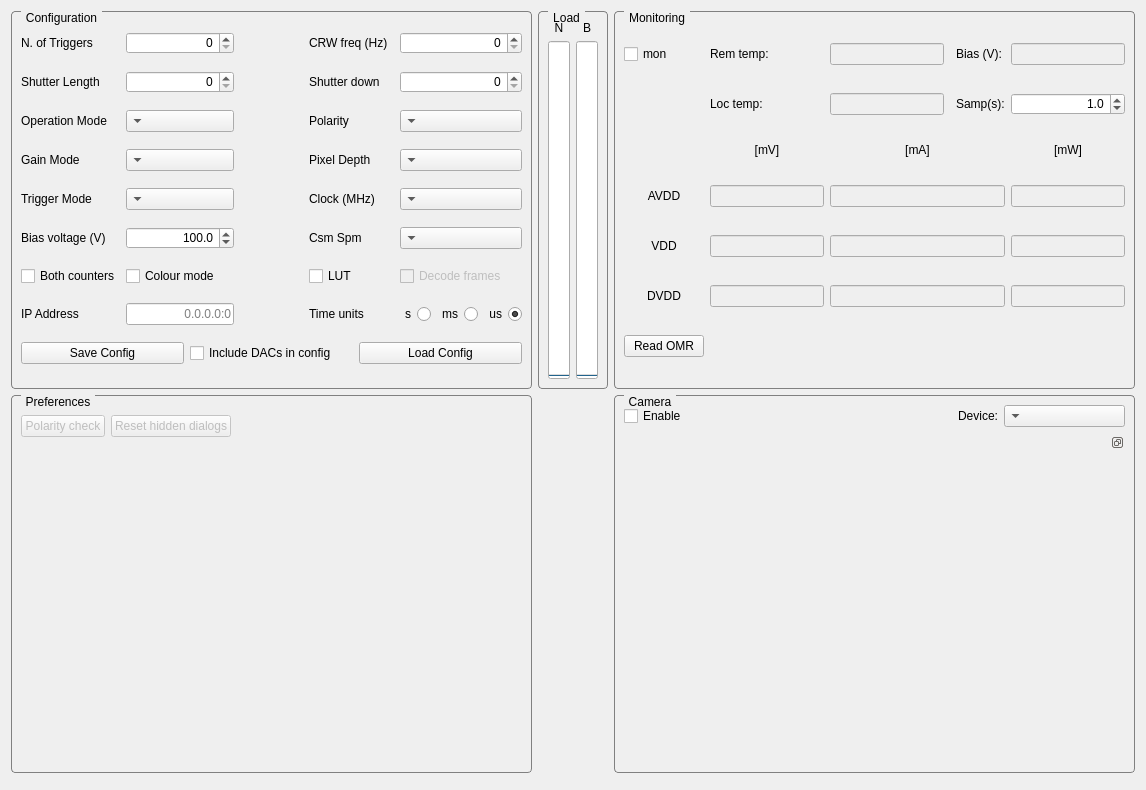
The window that SpidrMpx3Eq/qcstmconfigmonitoring.ui (navrit/dexter) describes before a commit, drawn with Qt 5.
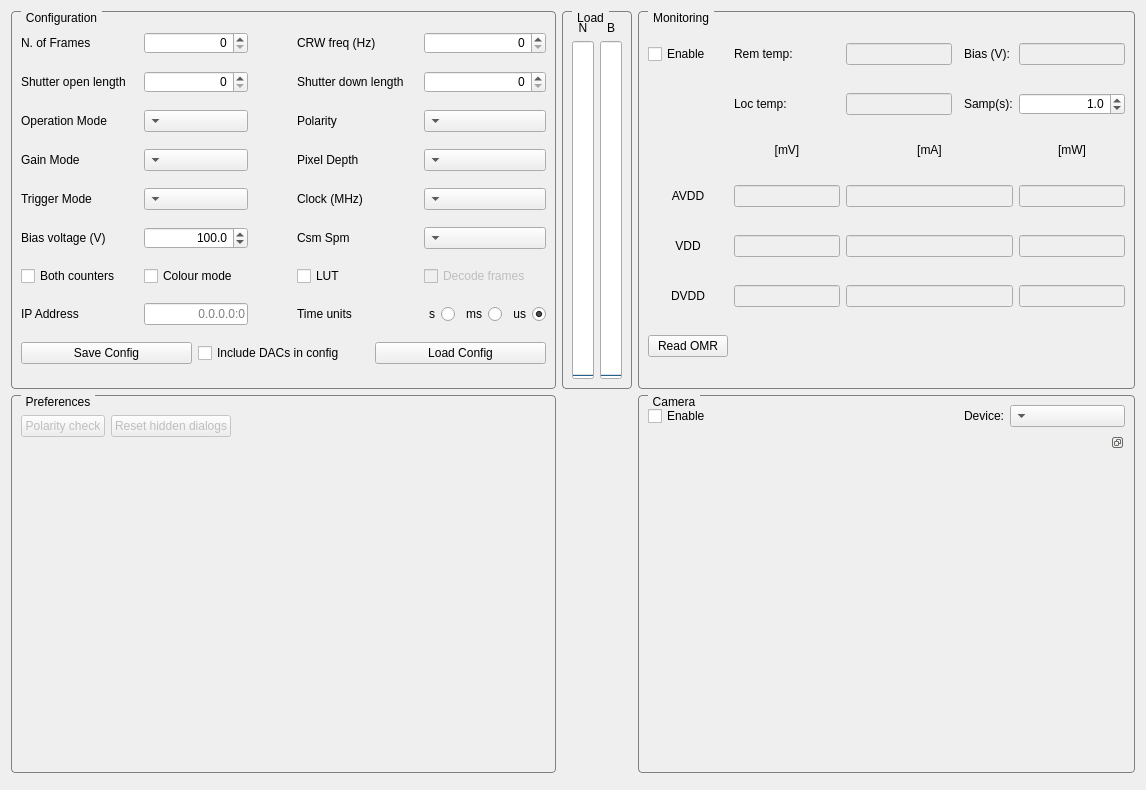
The same window after the commit.

The edit to the form file:
```diff
--- a/SpidrMpx3Eq/qcstmconfigmonitoring.ui
+++ b/SpidrMpx3Eq/qcstmconfigmonitoring.ui
@@ -98,7 +98,7 @@
         <item row="1" column="0">
          <widget class="QLabel" name="label_8">
           <property name="text">
-           <string>Shutter Length</string>
+           <string>Shutter open length</string>
           </property>
          </widget>
         </item>
@@ -128,7 +128,7 @@
         <item row="1" column="5" colspan="2">
          <widget class="QLabel" name="label_17">
           <property name="text">
-           <string>Shutter down</string>
+           <string>Shutter down length</string>
           </property>
          </widget>
         </item>
@@ -273,7 +273,7 @@
         <item row="0" column="0">
          <widget class="QLabel" name="label_9">
           <property name="text">
-           <string>N. of Triggers</string>
+           <string>N. of Frames</string>
           </property>
          </widget>
         </item>
@@ -708,7 +708,7 @@
            <string>SPIDR monitoring</string>
           </property>
           <property name="text">
-           <string>mon</string>
+           <string>Enable</string>
           </property>
          </widget>
         </item>
```
Left out of the diff: 18 changed lines with no effect on the pictures.
